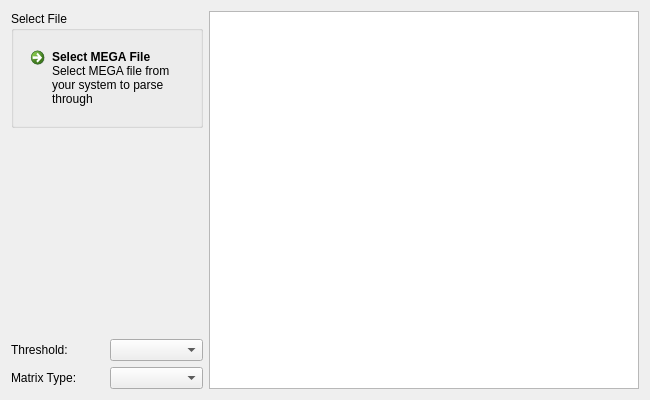
shiva-kannan/msa-tool, file src/python/base/widgets/main_tool_widget/resources/msa_tool.ui: the form before one commit.
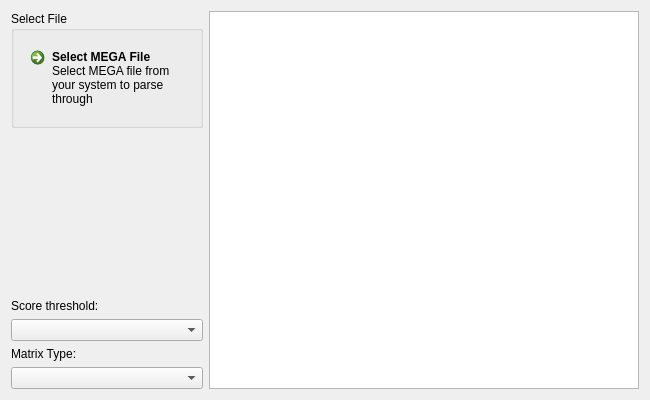
The form after the commit.

Commit message: First full pass for completed tool. *** Didn't implement different matrices substitution ***

What changed in the file:
```diff
--- a/src/python/base/widgets/main_tool_widget/resources/msa_tool.ui
+++ b/src/python/base/widgets/main_tool_widget/resources/msa_tool.ui
@@ -25,9 +25,9 @@
   <property name="windowTitle">
    <string>MSA Tool</string>
   </property>
-  <layout class="QHBoxLayout" name="horizontalLayout_5">
+  <layout class="QHBoxLayout" name="horizontalLayout_2">
    <item>
-    <layout class="QHBoxLayout" name="horizontalLayout_4">
+    <layout class="QHBoxLayout" name="horizontalLayout">
      <item>
       <layout class="QVBoxLayout" name="verticalLayout">
        <item>
@@ -63,21 +63,15 @@
         </spacer>
        </item>
        <item>
-        <layout class="QHBoxLayout" name="horizontalLayout_2">
-         <item>
           <widget class="QLabel" name="label_2">
            <property name="text">
-            <string>Threshold:</string>
+          <string>Score threshold:</string>
            </property>
           </widget>
          </item>
          <item>
-          <widget class="QComboBox" name="comboBox_positions"/>
-         </item>
-        </layout>
-       </item>
-       <item>
-        <layout class="QHBoxLayout" name="horizontalLayout">
+        <widget class="QComboBox" name="comboBox_threshold"/>
+       </item>
          <item>
           <widget class="QLabel" name="label">
            <property name="text">
@@ -87,8 +81,6 @@
          </item>
          <item>
           <widget class="QComboBox" name="comboBox_matrices"/>
-         </item>
-        </layout>
        </item>
       </layout>
      </item>
```
Lines whose indentation alone changed are shown as unchanged. The commit also changes 9 other files.
